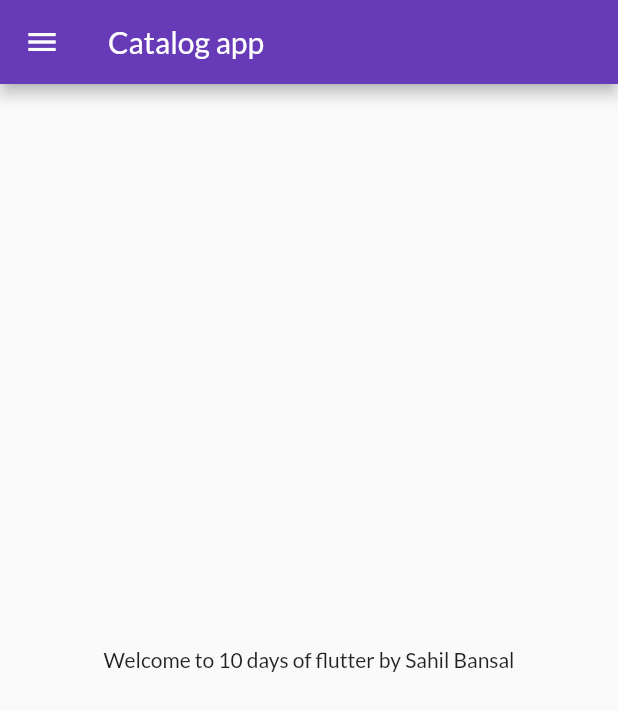
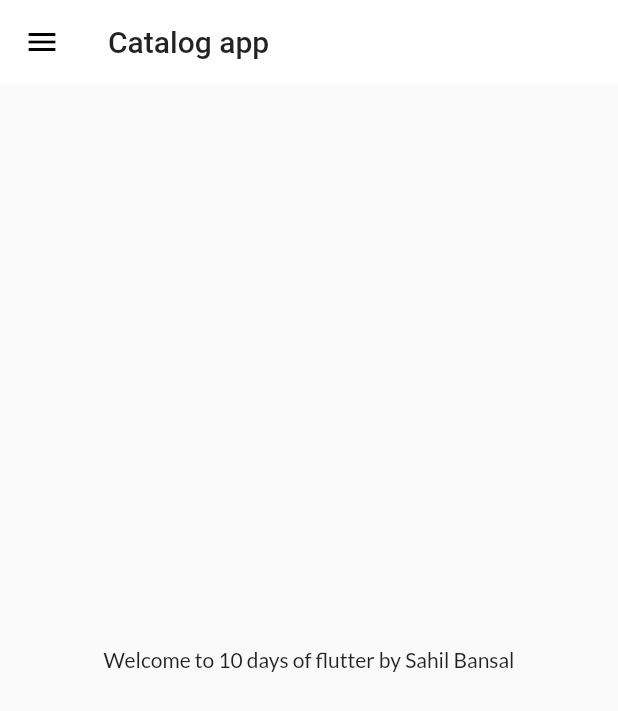
Before and after one commit to sahilbansal123-lang/Flutter-project, a Flutter app: the screen it shows after launch, on a phone screen of 412 x 824 dp. Shown: the top 711 px of the screen. Run offline on Flutter 3.47's test engine with Material 2 defaults, Android fonts, the phone set to English and light mode, and no system bars; our stand-ins replace google_fonts.

Commit message:
theme extracted

```diff
--- /dev/null
+++ b/lib/Widgets/themes.dart
@@ -0,0 +1,21 @@
+import 'package:flutter/material.dart';
+import 'package:google_fonts/google_fonts.dart';
+
+class MyTheme {
+  static ThemeData lightTheme(BuildContext context) => ThemeData(
+      primarySwatch: Colors.deepPurple,
+      fontFamily: GoogleFonts.lato().fontFamily,
+      appBarTheme: AppBarTheme(
+        color: Colors.white,
+        elevation: 0.0,
+        iconTheme: IconThemeData(
+          color: Colors.black,
+        ),
+        toolbarTextStyle: Theme.of(context).textTheme.bodyMedium,
+        titleTextStyle: Theme.of(context).textTheme.titleLarge,
+      ));
+
+  static ThemeData darkTheme(BuildContext context) => ThemeData(
+        brightness: Brightness.dark,
+      );
+}
--- a/lib/main.dart
+++ b/lib/main.dart
@@ -1,4 +1,5 @@
 import 'package:flutter/material.dart';
+import 'package:flutter_application_1/Widgets/themes.dart';
 import 'package:flutter_application_1/utils/routes.dart';
 import 'pages/login_page.dart';
 import 'pages/home_page.dart';
@@ -13,15 +14,13 @@ class MyApp extends StatelessWidget {
   Widget build(BuildContext context) {
     return MaterialApp(
       // home: HomePage(),
-      theme: ThemeData(
-        primarySwatch: Colors.deepPurple,
-        fontFamily: GoogleFonts.lato().fontFamily,
-      ),
+
+      themeMode: ThemeMode.light,
+      theme: MyTheme.lightTheme(context),
+
+      darkTheme: MyTheme.darkTheme(context),
       debugShowCheckedModeBanner: false,
-      themeMode: ThemeMode.light,
-      darkTheme: ThemeData(
-        brightness: Brightness.dark,
-      ),
+
       initialRoute: MyRoutes.homeRoute,
 
       routes: {
```
Also changed, not shown: assets/images/login_image.svg (added).
